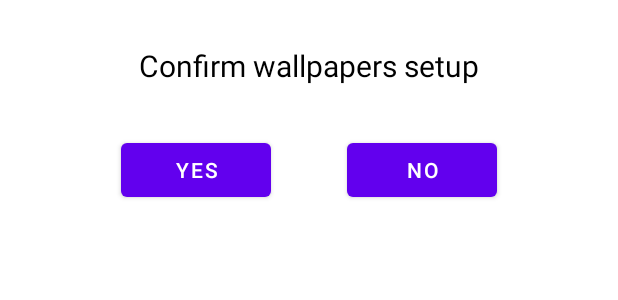
After one commit to AntonVasilev2050/ThousandAndOneWallpapers, an Android app: the layout dialog_confirm_wallpaper_setup.xml on its own in the app's theme, with its tools: preview values and no code run, on a phone screen of 412 x 824 dp. The commit adds this screen. Shown: the top 300 px of the screen. Run offline under Robolectric (Android 15) with nearby library versions, the phone set to English and light mode, and no system bars.

Commit message:
add setup wallpapers function

```diff
--- a/app/src/main/AndroidManifest.xml
+++ b/app/src/main/AndroidManifest.xml
@@ -3,6 +3,7 @@
     xmlns:tools="http://schemas.android.com/tools">
 
     <uses-permission android:name="android.permission.INTERNET" />
+    <uses-permission android:name="android.permission.SET_WALLPAPER" />
     <uses-permission
         android:name="android.permission.WRITE_EXTERNAL_STORAGE"
         tools:ignore="ScopedStorage" />
--- /dev/null
+++ b/app/src/main/res/layout/dialog_confirm_wallpaper_setup.xml
@@ -0,0 +1,41 @@
+<?xml version="1.0" encoding="utf-8"?>
+<androidx.constraintlayout.widget.ConstraintLayout xmlns:android="http://schemas.android.com/apk/res/android"
+    xmlns:app="http://schemas.android.com/apk/res-auto"
+    xmlns:tools="http://schemas.android.com/tools"
+    android:layout_width="match_parent"
+    android:layout_height="wrap_content"
+    android:padding="30dp">
+
+    <TextView
+        android:id="@+id/textViewConfirmQuestion"
+        android:layout_width="wrap_content"
+        android:layout_height="wrap_content"
+        android:layout_marginBottom="32dp"
+        android:text="@string/confirm_wallpapers_setup"
+        android:textColor="@color/black"
+        android:textSize="20sp"
+        app:layout_constraintBottom_toTopOf="@+id/buttonYes"
+        app:layout_constraintEnd_toEndOf="parent"
+        app:layout_constraintStart_toStartOf="parent" />
+
+    <Button
+        android:id="@+id/buttonYes"
+        android:layout_width="100dp"
+        android:layout_height="wrap_content"
+        android:text="@string/yes"
+        app:layout_constraintBottom_toBottomOf="parent"
+        app:layout_constraintEnd_toStartOf="@+id/buttonNo"
+        app:layout_constraintHorizontal_bias="0.5"
+        app:layout_constraintStart_toStartOf="parent" />
+
+    <Button
+        android:id="@+id/buttonNo"
+        android:layout_width="100dp"
+        android:layout_height="wrap_content"
+        android:text="@string/no"
+        app:layout_constraintBottom_toBottomOf="@+id/buttonYes"
+        app:layout_constraintEnd_toEndOf="parent"
+        app:layout_constraintHorizontal_bias="0.5"
+        app:layout_constraintStart_toEndOf="@+id/buttonYes"
+        app:layout_constraintTop_toTopOf="@+id/buttonYes" />
+</androidx.constraintlayout.widget.ConstraintLayout>
--- a/app/src/main/res/values/strings.xml
+++ b/app/src/main/res/values/strings.xml
@@ -17,5 +17,9 @@
     <string name="permission_is_required_to_download_and_save_the_file">Permission is required to download and save the file</string>
     <string name="grant_permission">Grant permission\n\n\n</string>
     <string name="wallpapers_fullscreen">Wallpapers Fullscreen</string>
+    <string name="permission_denied">permission denied</string>
+    <string name="confirm_wallpapers_setup">Confirm wallpapers setup</string>
+    <string name="yes">Yes</string>
+    <string name="no">No</string>
 
 </resources>
```
Also changed, not shown: app/src/main/java/com/avv2050soft/thousandandonewallpapers/presentation/ui/WallpaperDetailsFragment.kt (+80 -19 lines).
